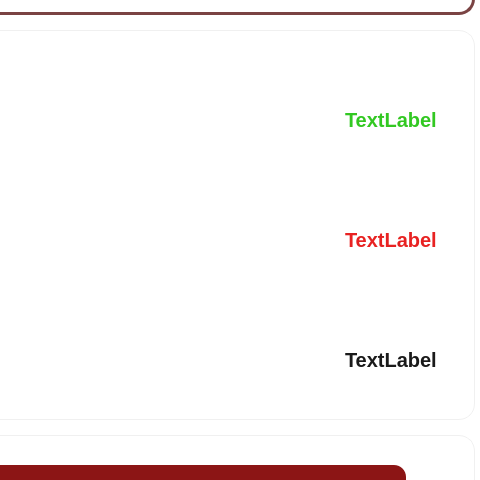
Old version of the form widget.ui in the repository AliceLou007/accountbook; both pictures show x 470 to 950 and y 285 to 765 of the 950 by 850 pixel window.
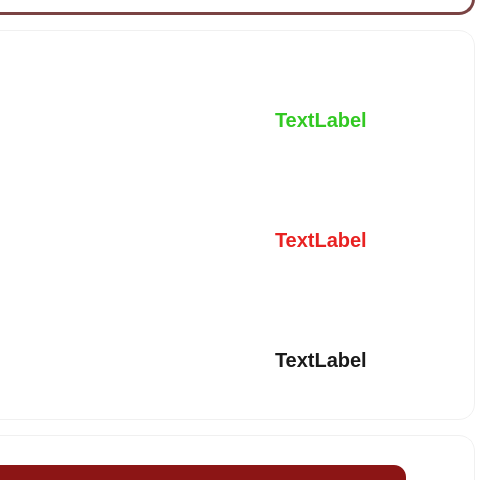
New version of the form. Icons and pictures are not drawn.

```diff
--- a/widget.ui
+++ b/widget.ui
@@ -130,9 +130,9 @@
      <widget class="QLabel" name="lblOutcomeAmount">
       <property name="geometry">
        <rect>
-        <x>560</x>
+        <x>490</x>
         <y>150</y>
-        <width>120</width>
+        <width>191</width>
         <height>120</height>
        </rect>
       </property>
@@ -151,7 +151,7 @@
      <widget class="QLabel" name="lblCount">
       <property name="geometry">
        <rect>
-        <x>560</x>
+        <x>490</x>
         <y>270</y>
         <width>120</width>
         <height>120</height>
@@ -172,9 +172,9 @@
      <widget class="QLabel" name="lblIncomeAmount">
       <property name="geometry">
        <rect>
-        <x>560</x>
+        <x>490</x>
         <y>30</y>
-        <width>120</width>
+        <width>181</width>
         <height>120</height>
        </rect>
       </property>
```
